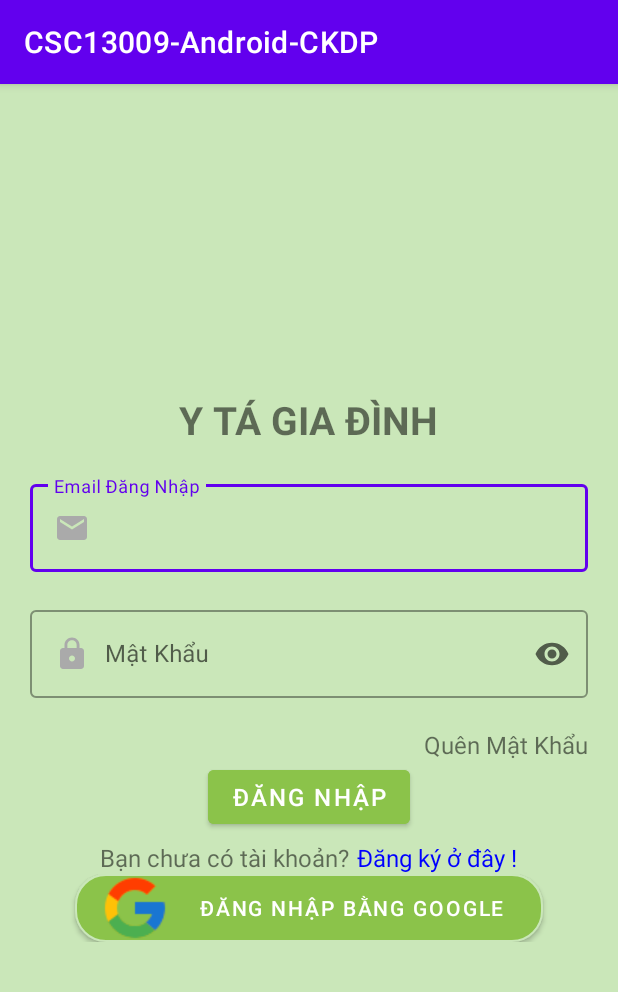
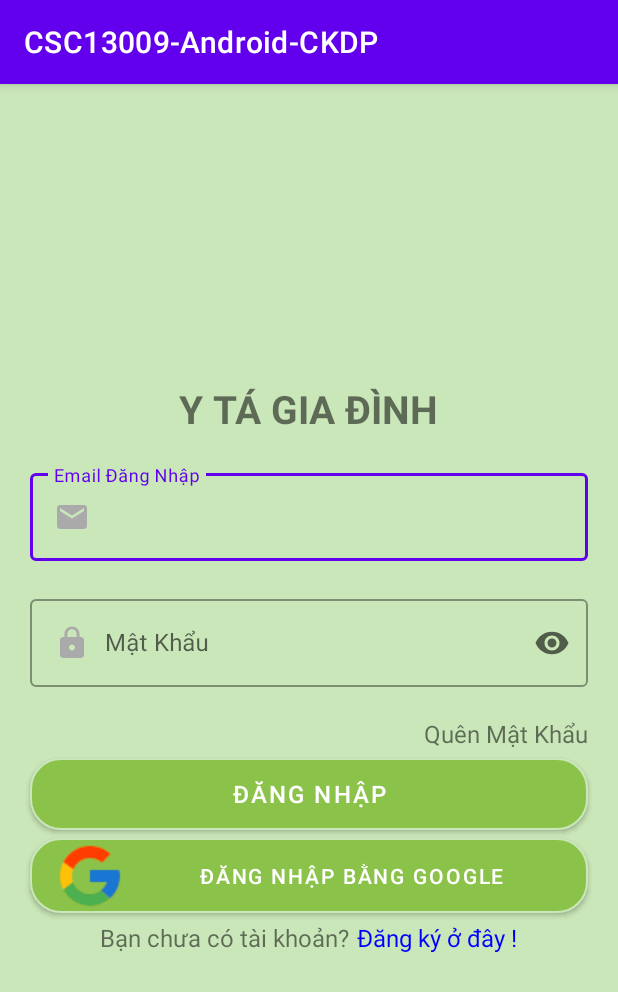
Before and after one commit to palnguyen20-01/CSC13009-20KTPM1-CKDP, an Android app: the screen it shows after launch (MainActivity), on a phone screen of 412 x 824 dp. Shown: the top 992 px of the screen. Run offline under Robolectric (Android 15) with nearby library versions, the phone set to English and light mode, and no system bars.

Commit message:
fix: Login, register layout

```diff
--- a/app/src/main/res/layout/activity_main.xml
+++ b/app/src/main/res/layout/activity_main.xml
@@ -82,13 +82,35 @@
             />
         <Button
             android:id="@+id/admin_login_btn"
-            android:layout_width="wrap_content"
+            android:layout_width="match_parent"
             android:layout_height="wrap_content"
+            android:layout_marginLeft="20dp"
+            android:layout_marginRight="20dp"
+            android:layout_marginTop="5dp"
+            app:backgroundTint="@null"
+            android:background="@drawable/button_outline"
             android:text="Đăng Nhập"
             android:layout_gravity="center"
             android:textSize="16sp"
-            android:backgroundTint="@color/app_main2"
+
             />
+
+
+        <Button
+            android:id="@+id/btnSignInGG"
+            android:layout_width="match_parent"
+            android:layout_height="50dp"
+            android:text="Đăng nhập bằng Google"
+            android:layout_marginEnd="20dp"
+            android:layout_marginStart="20dp"
+            android:layout_marginTop="5dp"
+            app:backgroundTint="@null"
+            android:background="@drawable/button_outline"
+
+            android:drawableLeft="@drawable/ic_google"
+            android:textColor="@color/white"
+            />
+
 
         <LinearLayout
             android:layout_width="match_parent"
@@ -116,25 +138,6 @@
 
         </LinearLayout>
 
-        <LinearLayout
-            android:layout_width="match_parent"
-            android:layout_height="wrap_content">
-        <Button
-            android:id="@+id/btnSignInGG"
-            android:layout_width="match_parent"
-            android:layout_height="45dp"
-            android:text="Đăng nhập bằng Google"
-            android:layout_marginEnd="50dp"
-            android:layout_marginStart="50dp"
-
-            app:backgroundTint="@null"
-            android:background="@drawable/button_outline"
-
-            android:drawableLeft="@drawable/ic_google"
-            android:textColor="@color/white"
-            />
-        </LinearLayout>
-
     </LinearLayout>
 
 
--- a/app/src/main/res/layout/activity_register.xml
+++ b/app/src/main/res/layout/activity_register.xml
@@ -171,7 +171,8 @@
                     android:layout_height="wrap_content"
                     android:layout_marginStart="50dp"
                     android:layout_marginEnd="50dp"
-                    android:background="@drawable/button_outline_solid"
+                    app:backgroundTint="@null"
+                    android:background="@drawable/button_outline"
                     android:text="Đăng Ký"
                     android:textAllCaps="false"
                      />
```
Lines whose indentation alone changed are shown as unchanged.
